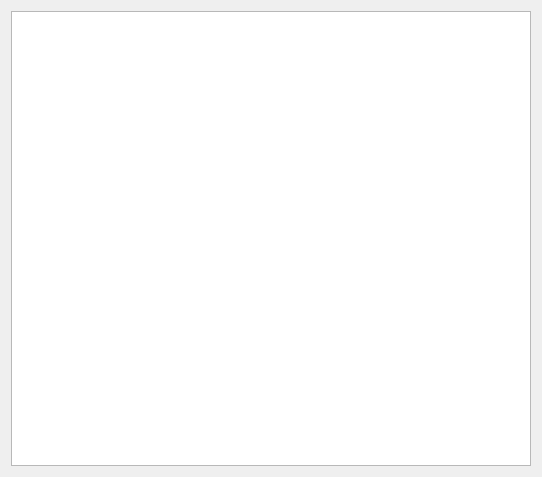
Fredy/FatNodes, file fatNodes/mainWindow.ui: the form before one commit.
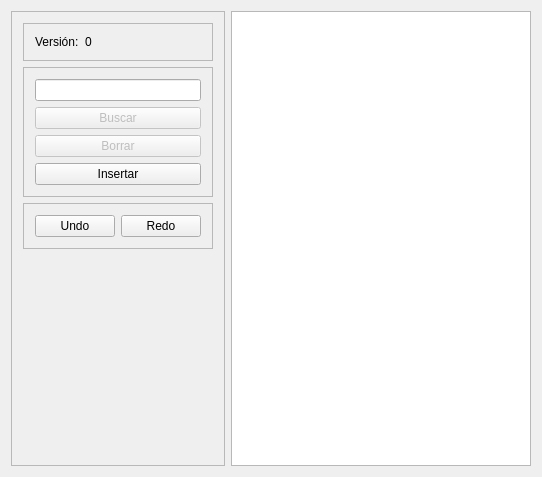
The form after the commit.

```diff
--- a/fatNodes/mainWindow.ui
+++ b/fatNodes/mainWindow.ui
@@ -14,8 +14,152 @@
    <string>MainWindow</string>
   </property>
   <widget class="QWidget" name="centralWidget">
-   <layout class="QVBoxLayout" name="verticalLayout">
-    <item>
+   <layout class="QGridLayout" name="gridLayout_2">
+    <item row="0" column="0">
+     <widget class="QFrame" name="frame">
+      <property name="sizePolicy">
+       <sizepolicy hsizetype="Minimum" vsizetype="Preferred">
+        <horstretch>0</horstretch>
+        <verstretch>0</verstretch>
+       </sizepolicy>
+      </property>
+      <property name="frameShape">
+       <enum>QFrame::StyledPanel</enum>
+      </property>
+      <property name="frameShadow">
+       <enum>QFrame::Raised</enum>
+      </property>
+      <layout class="QGridLayout" name="gridLayout">
+       <item row="2" column="0">
+        <widget class="QFrame" name="frame_3">
+         <property name="sizePolicy">
+          <sizepolicy hsizetype="Minimum" vsizetype="Preferred">
+           <horstretch>0</horstretch>
+           <verstretch>0</verstretch>
+          </sizepolicy>
+         </property>
+         <property name="frameShape">
+          <enum>QFrame::StyledPanel</enum>
+         </property>
+         <property name="frameShadow">
+          <enum>QFrame::Raised</enum>
+         </property>
+         <layout class="QHBoxLayout" name="horizontalLayout">
+          <item>
+           <widget class="QPushButton" name="btnUndo">
+            <property name="text">
+             <string>Undo</string>
+            </property>
+           </widget>
+          </item>
+          <item>
+           <widget class="QPushButton" name="btnRedo">
+            <property name="text">
+             <string>Redo</string>
+            </property>
+           </widget>
+          </item>
+         </layout>
+        </widget>
+       </item>
+       <item row="3" column="0">
+        <spacer name="verticalSpacer">
+         <property name="orientation">
+          <enum>Qt::Vertical</enum>
+         </property>
+         <property name="sizeHint" stdset="0">
+          <size>
+           <width>20</width>
+           <height>40</height>
+          </size>
+         </property>
+        </spacer>
+       </item>
+       <item row="0" column="0">
+        <widget class="QFrame" name="frame_4">
+         <property name="frameShape">
+          <enum>QFrame::StyledPanel</enum>
+         </property>
+         <property name="frameShadow">
+          <enum>QFrame::Raised</enum>
+         </property>
+         <layout class="QFormLayout" name="formLayout">
+          <item row="0" column="0">
+           <widget class="QLabel" name="label">
+            <property name="text">
+             <string>Versión:</string>
+            </property>
+           </widget>
+          </item>
+          <item row="0" column="1">
+           <widget class="QLabel" name="lblVersion">
+            <property name="text">
+             <string>0</string>
+            </property>
+           </widget>
+          </item>
+         </layout>
+        </widget>
+       </item>
+       <item row="1" column="0">
+        <widget class="QFrame" name="frame_2">
+         <property name="sizePolicy">
+          <sizepolicy hsizetype="Minimum" vsizetype="Preferred">
+           <horstretch>0</horstretch>
+           <verstretch>0</verstretch>
+          </sizepolicy>
+         </property>
+         <property name="frameShape">
+          <enum>QFrame::StyledPanel</enum>
+         </property>
+         <property name="frameShadow">
+          <enum>QFrame::Raised</enum>
+         </property>
+         <layout class="QGridLayout" name="gridLayout_3">
+          <item row="0" column="0">
+           <widget class="QLineEdit" name="lineEdit">
+            <property name="sizePolicy">
+             <sizepolicy hsizetype="Minimum" vsizetype="Fixed">
+              <horstretch>0</horstretch>
+              <verstretch>0</verstretch>
+             </sizepolicy>
+            </property>
+           </widget>
+          </item>
+          <item row="1" column="0">
+           <widget class="QPushButton" name="btnFind">
+            <property name="enabled">
+             <bool>false</bool>
+            </property>
+            <property name="text">
+             <string>Buscar</string>
+            </property>
+           </widget>
+          </item>
+          <item row="2" column="0">
+           <widget class="QPushButton" name="btnRemove">
+            <property name="enabled">
+             <bool>false</bool>
+            </property>
+            <property name="text">
+             <string>Borrar</string>
+            </property>
+           </widget>
+          </item>
+          <item row="3" column="0">
+           <widget class="QPushButton" name="btnInsert">
+            <property name="text">
+             <string>Insertar</string>
+            </property>
+           </widget>
+          </item>
+         </layout>
+        </widget>
+       </item>
+      </layout>
+     </widget>
+    </item>
+    <item row="0" column="1">
      <widget class="QGraphicsView" name="graphicsView">
       <property name="renderHints">
        <set>QPainter::Antialiasing|QPainter::TextAntialiasing</set>
```
